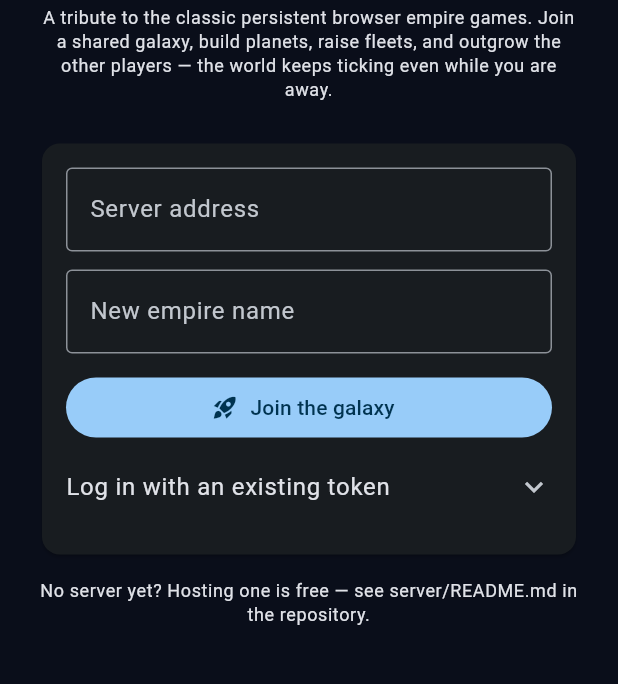
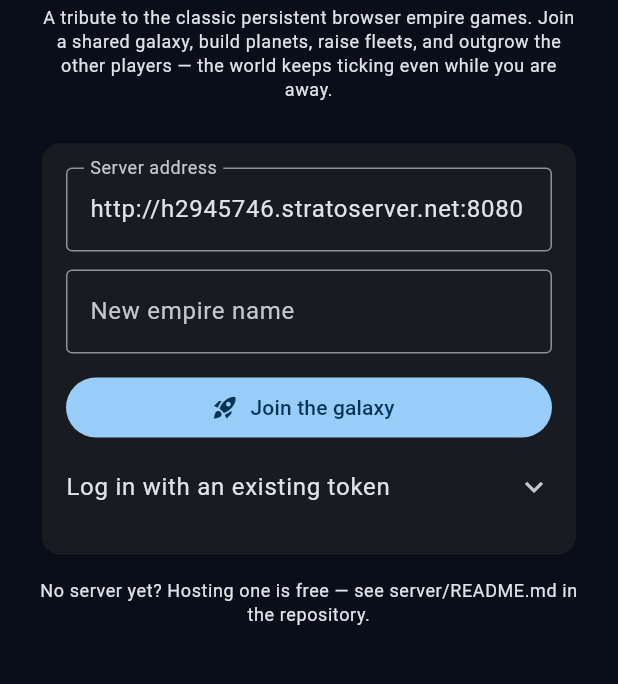
Before and after one commit to kwaak/Dearde, a Flutter app: the screen it shows after launch, on a phone screen of 412 x 824 dp, the part 395-1079 px from its top. Run offline on Flutter 3.47's test engine with Material 3 defaults, Android fonts, the phone set to English and light mode, and no system bars; our stand-ins replace shared_preferences.

Commit message:
VPS deploy: password auth + dispatch inputs; default galaxy URL in app
The deploy workflow now accepts host/user/password as workflow_dispatch
inputs (with repository secrets as fallback), installs Docker on the VPS
when missing, and adds a public reachability check. The app's start screen
defaults to the hosted galaxy at h2945746.stratoserver.net:8080 unless
SERVER_URL overrides it at build time.

Co-Authored-By: Claude Fable 5 <noreply@anthropic.com>
Claude-Session: https://claude.ai/code/session_01XiQKzdu7LYK9FyNzbTLoPM

```diff
--- a/lib/ui/start_screen.dart
+++ b/lib/ui/start_screen.dart
@@ -6,9 +6,12 @@ import '../game/session_manager.dart';
 
 /// Server address baked in at build time, e.g.
 /// `flutter build apk --dart-define=SERVER_URL=https://my-galaxy.fly.dev`.
-/// CI passes the repository variable SERVER_URL here, so released APKs come
-/// with the galaxy's address pre-filled.
-const String kDefaultServerUrl = String.fromEnvironment('SERVER_URL');
+/// CI passes the repository variable SERVER_URL here; when unset, the
+/// default galaxy below is used so APKs work out of the box.
+const String _envServerUrl = String.fromEnvironment('SERVER_URL');
+const String kDefaultServerUrl = _envServerUrl != ''
+    ? _envServerUrl
+    : 'http://h2945746.stratoserver.net:8080';
 
 /// Entry screen: join an online galaxy by founding a new empire or logging
 /// in with an existing token.
```
Also changed, not shown: 1 other file.
